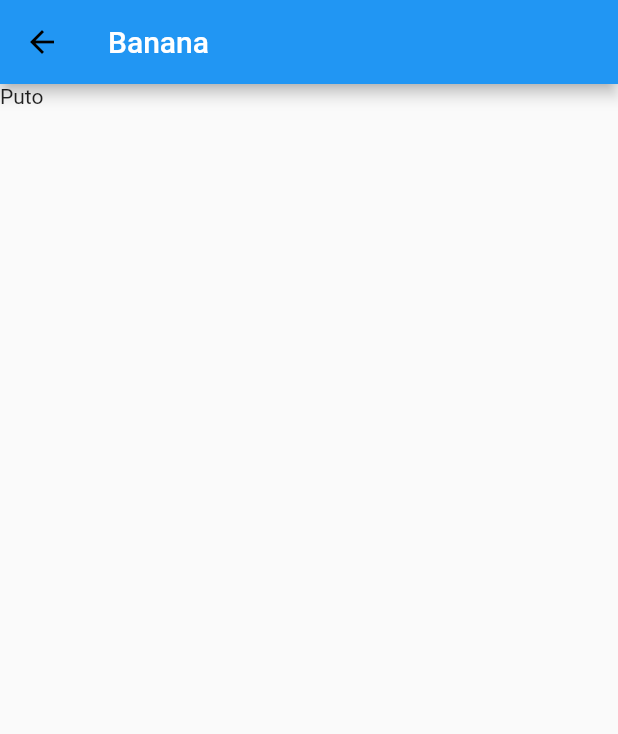
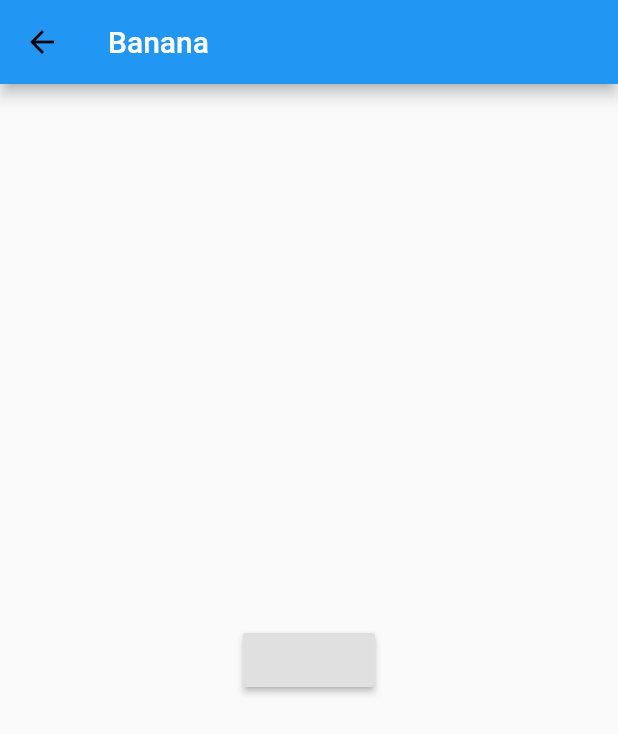
Before and after one commit to JamesMorales04/BigOrganizer, a Flutter app: the Menu screen opened directly, on a phone screen of 412 x 824 dp. Shown: the top 734 px of the screen. Run offline on Flutter 3.47's test engine with Material 2 defaults, Android fonts, the phone set to English and light mode, and no system bars; our stand-ins replace firebase_auth, firebase_database, flutter_datetime_picker, table_calendar; missing offline and left inert: flutter_country_picker; accounts and stored records are empty.

```diff
--- a/big_organizer/lib/Frontend/Menu/Menu.dart
+++ b/big_organizer/lib/Frontend/Menu/Menu.dart
@@ -1,4 +1,5 @@
 import 'package:big_organizer/Backend/Autenticacion/Creacion/BaseAuth.dart';
+import 'package:big_organizer/Frontend/Calendario/Calendario.dart';
 import 'package:flutter/material.dart';
 
 class Menu extends StatefulWidget {
@@ -6,23 +7,34 @@ class Menu extends StatefulWidget {
   _MenuState createState() => _MenuState();
   Menu({this.auth});
   final BaseAuth auth;
-
-
-
 }
 
 class _MenuState extends State<Menu> {
   @override
   Widget build(BuildContext context) {
     return new Scaffold(
-      appBar: new AppBar(title: Text("Banana"),
-      leading: new IconButton(
-      icon: new Icon(Icons.arrow_back, color: Colors.black),
-      onPressed: (){
-        widget.auth.signOut();
-          Navigator.of(context).popUntil((route) => route.isFirst);
-      },)),
-      body: Container(child: Text("Puto"),),
+      appBar: new AppBar(
+          title: Text("Banana"),
+          leading: new IconButton(
+            icon: new Icon(Icons.arrow_back, color: Colors.black),
+            onPressed: () {
+              widget.auth.signOut();
+              Navigator.of(context).popUntil((route) => route.isFirst);
+            },
+          )),
+      body: Container(
+        child: Center(
+          child: RaisedButton(
+            onPressed: () {
+              Navigator.push(
+                context,
+                MaterialPageRoute(
+                    builder: (context) => Calendario()),
+              );
+            },
+          ),
+        ),
+      ),
     );
   }
 }
--- a/big_organizer/lib/main.dart
+++ b/big_organizer/lib/main.dart
@@ -1,3 +1,4 @@
+import 'package:big_organizer/Frontend/Calendario/Calendario.dart';
 import 'package:big_organizer/Frontend/Login/Inicio.dart';
 import 'package:big_organizer/Frontend/Login/Login.dart';
 import 'package:big_organizer/Frontend/Login/Register.dart';
@@ -17,6 +18,6 @@ class MyApp extends StatelessWidget {
         theme: new ThemeData(
           primarySwatch: Colors.blue,
         ),
-        home: new Inicio(auth: new Auth()));
+        home: new Inicio(auth: new Auth(),));
   }
 }
--- a/big_organizer/pubspec.yaml
+++ b/big_organizer/pubspec.yaml
@@ -27,6 +27,9 @@ dependencies:
   firebase_auth: ^0.14.0+5
   flutter_country_picker: ^0.1.4
   flutter_datetime_picker: ^1.2.8
+  table_calendar: ^2.1.0
+
+
 
 
 dev_dependencies:
```
Also changed, not shown: big_organizer/lib/Frontend/Calendario/Calendario.dart (added, +53 -0 lines).
